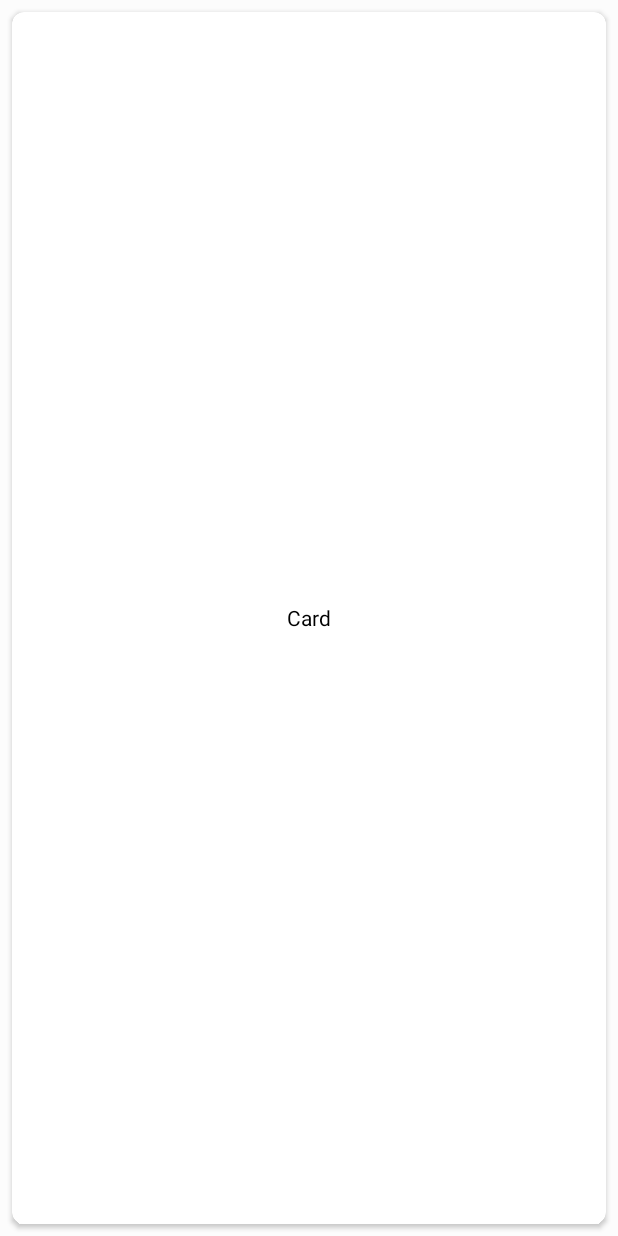
After one commit to JMtorii/Geese-Android, an Android app: the layout debug_fragment_card.xml on its own in the app's theme, with its tools: preview values and no code run, on a phone screen of 412 x 824 dp. The commit adds this screen. Run offline under Robolectric (Android 15) with nearby library versions, the phone set to English and light mode, and no system bars.

Commit message:
Attempt at tab view

```diff
--- a/app/build.gradle
+++ b/app/build.gradle
@@ -26,4 +26,6 @@ dependencies {
     compile 'com.android.support:support-v4:22.2.1'
     compile 'com.android.support:appcompat-v7:22.2.1'
     compile 'se.emilsjolander:stickylistheaders:2.7.0'
+    compile 'com.jpardogo.materialtabstrip:library:1.1.0'
+    compile 'com.android.support:cardview-v7:22.2.1'
 }
--- a/app/src/main/java/com/teamawesome/geese/activity/debug/DebugMainActivity.java
+++ b/app/src/main/java/com/teamawesome/geese/activity/debug/DebugMainActivity.java
@@ -15,7 +15,7 @@ import com.teamawesome.geese.task.debug.PostRequestTask;
 
 public class DebugMainActivity extends ListActivity {
 
-    String[] values = new String[] { "Actual Application", "UI", "Server" };
+    String[] values = new String[] { "Actual Application", "UI", "Server", "ViewPager" };
     String rawCard = "{ " +
             "'card': {" +
                 "'templateId': 1, " +
--- /dev/null
+++ b/app/src/main/res/layout/debug_fragment_card.xml
@@ -0,0 +1,24 @@
+<?xml version="1.0" encoding="utf-8"?>
+<FrameLayout xmlns:android="http://schemas.android.com/apk/res/android"
+    xmlns:card_view="http://schemas.android.com/apk/res-auto"
+    xmlns:tools="http://schemas.android.com/tools"
+    android:layout_width="match_parent"
+    android:layout_height="match_parent">
+
+    <android.support.v7.widget.CardView
+        android:id="@+id/cardview"
+        android:layout_width="match_parent"
+        android:layout_height="match_parent"
+        android:layout_margin="8dp"
+        card_view:cardBackgroundColor="@android:color/white"
+        card_view:cardCornerRadius="8dp">
+
+        <TextView
+            android:id="@+id/card_textView"
+            android:layout_width="wrap_content"
+            android:layout_height="wrap_content"
+            android:layout_gravity="center"
+            android:padding="8dp"
+            tools:text="Card" />
+    </android.support.v7.widget.CardView>
+</FrameLayout>
```
Also changed, not shown: app/src/main/java/com/teamawesome/geese/activity/debug/DebugViewPagerActivity.java (added, +105 -0 lines), app/src/main/java/com/teamawesome/geese/fragment/debug/SuperAwesomeCardFragment.java (added, +46 -0 lines), app/src/main/res/layout/debug_activity_view_pager.xml (added, +77 -0 lines), app/src/main/res/layout/debug_toolbar_view_pager.xml (added, +8 -0 lines), 1 other file.
